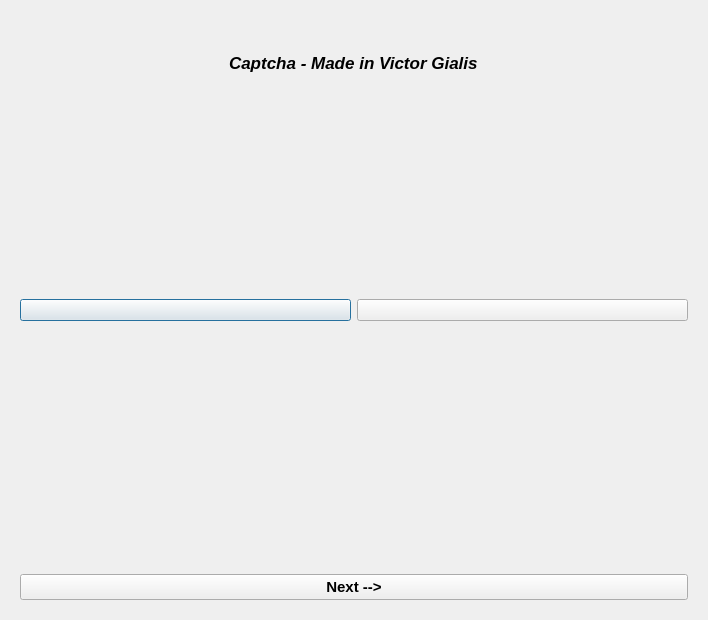
First picture: the form in Captcha.ui, repository Victor-Gialis/08---Captcha, before the edit.
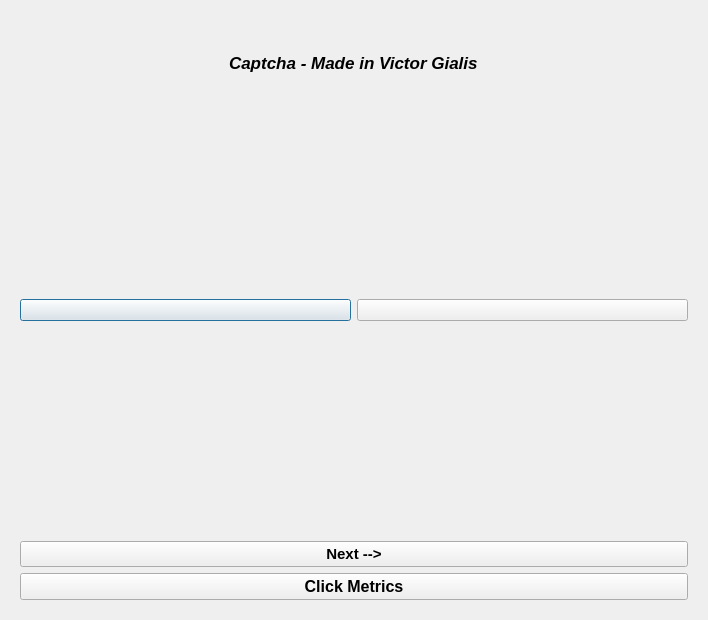
Second picture: the form after the edit.

What changed in the file:
```diff
--- a/Captcha.ui
+++ b/Captcha.ui
@@ -103,6 +103,20 @@
         </property>
        </widget>
       </item>
+      <item>
+       <widget class="QPushButton" name="clickMetrics">
+        <property name="font">
+         <font>
+          <pointsize>12</pointsize>
+          <weight>75</weight>
+          <bold>true</bold>
+         </font>
+        </property>
+        <property name="text">
+         <string>Click Metrics</string>
+        </property>
+       </widget>
+      </item>
      </layout>
     </widget>
    </item>
```
